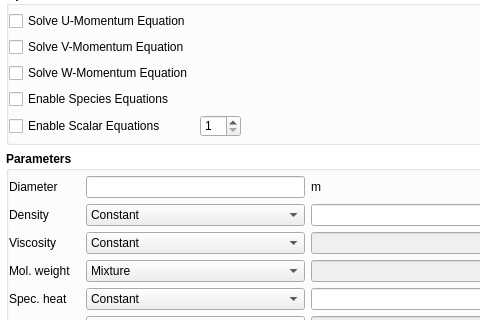
The window that mfixgui/uifiles/solids.ui (truongd8593/mfix) describes before a commit, drawn with Qt 5; both pictures show x 0 to 480 and y 241 to 561 of the 600 by 991 pixel window.
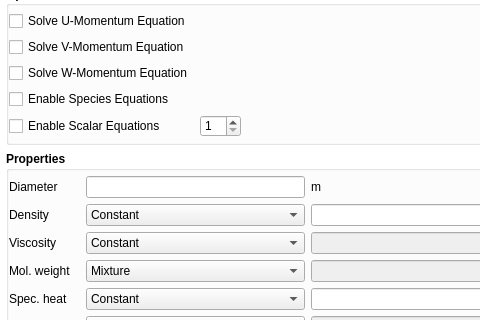
The same window after the commit. Custom widgets are drawn as their Qt base class.

Commit message: solids pane parameters->properties

Patch:
```diff
--- a/mfixgui/uifiles/solids.ui
+++ b/mfixgui/uifiles/solids.ui
@@ -406,8 +406,8 @@
             <rect>
              <x>0</x>
              <y>0</y>
-             <width>584</width>
-             <height>1018</height>
+             <width>585</width>
+             <height>1077</height>
             </rect>
            </property>
            <property name="sizePolicy">
@@ -743,7 +743,7 @@
                </font>
               </property>
               <property name="title">
-               <string>Parameters</string>
+               <string>Properties</string>
               </property>
               <property name="flat">
                <bool>true</bool>
```
Left out of the diff: 48 changed lines with no effect on the pictures.
